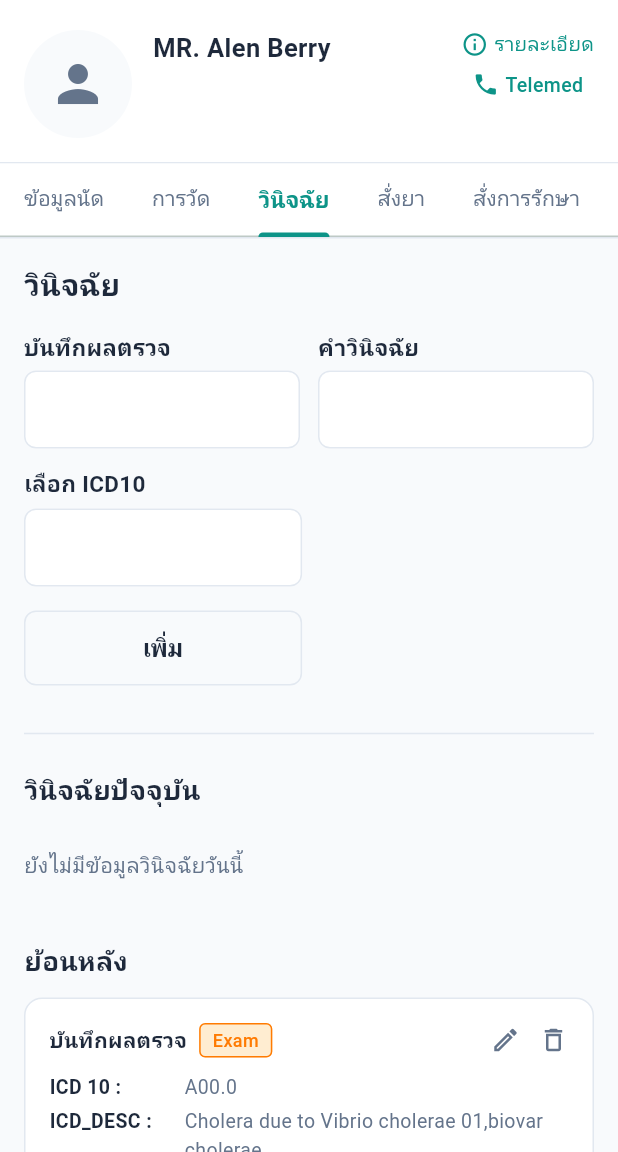
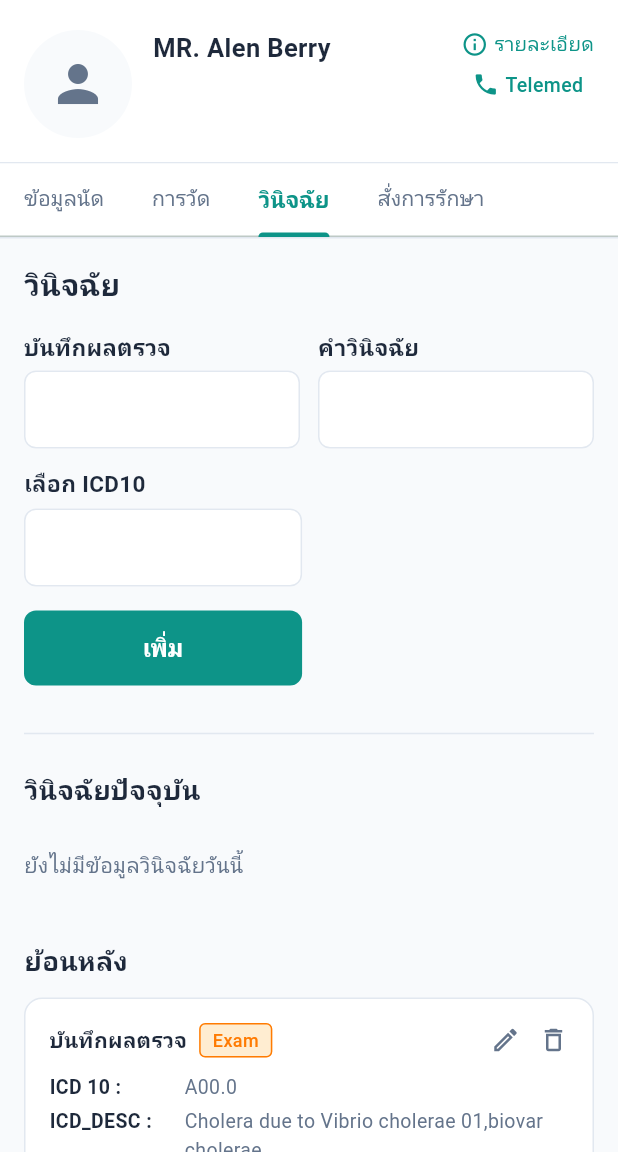
Before and after one commit to izzabellerina/flutter-med-flow-user-app, a Flutter app: the AppointmentDetailPage screen opened directly with sample values from the repository, tab 3 chosen, on a phone screen of 412 x 824 dp, the part 84-1236 px from its top. Run offline on Flutter 3.47's test engine with Material 3 defaults, Android fonts, the phone set to English and light mode, and no system bars; our stand-ins replace google_fonts; network calls fail; Roboto replaces fonts that are missing (Athiti).

Commit message:
10/03/69 fix ui diagnosis tab

```diff
--- a/lib/pages/appointment_detail_page.dart
+++ b/lib/pages/appointment_detail_page.dart
@@ -22,7 +22,6 @@ class _AppointmentDetailPageState extends State<AppointmentDetailPage>
     'ข้อมูลนัด',
     'การวัด',
     'วินิจฉัย',
-    'สั่งยา',
     'สั่งการรักษา',
   ];
 
@@ -313,7 +312,6 @@ class _AppointmentDetailPageState extends State<AppointmentDetailPage>
               _buildAppointmentInfoTab(),
               _buildPlaceholderTab('การวัด'),
               const DiagnosisTab(),
-              _buildPlaceholderTab('สั่งยา'),
               _buildPlaceholderTab('สั่งการรักษา'),
             ],
           ),
--- a/lib/widgets/diagnosis_tab.dart
+++ b/lib/widgets/diagnosis_tab.dart
@@ -166,22 +166,23 @@ class _DiagnosisTabState extends State<DiagnosisTab> {
           // Add button
           SizedBox(
             width: MediaQuery.of(context).size.width * 0.45,
-            child: OutlinedButton(
+            child: ElevatedButton(
               onPressed: _addDiagnosis,
-              style: OutlinedButton.styleFrom(
-                foregroundColor: AppTheme.primaryText,
-                side: BorderSide(color: AppTheme.lineColorD9),
+              style: ElevatedButton.styleFrom(
+                backgroundColor: AppTheme.primaryThemeApp,
+                foregroundColor: Colors.white,
                 padding: const EdgeInsets.symmetric(vertical: 14),
                 shape: RoundedRectangleBorder(
                   borderRadius: BorderRadius.circular(8),
                 ),
+                elevation: 0,
               ),
               child: Text(
                 'เพิ่ม',
                 style: AppTheme.generalText(
                   16,
                   fonWeight: FontWeight.w600,
-                  color: AppTheme.primaryText,
+                  color: Colors.white,
                 ),
               ),
             ),
```
